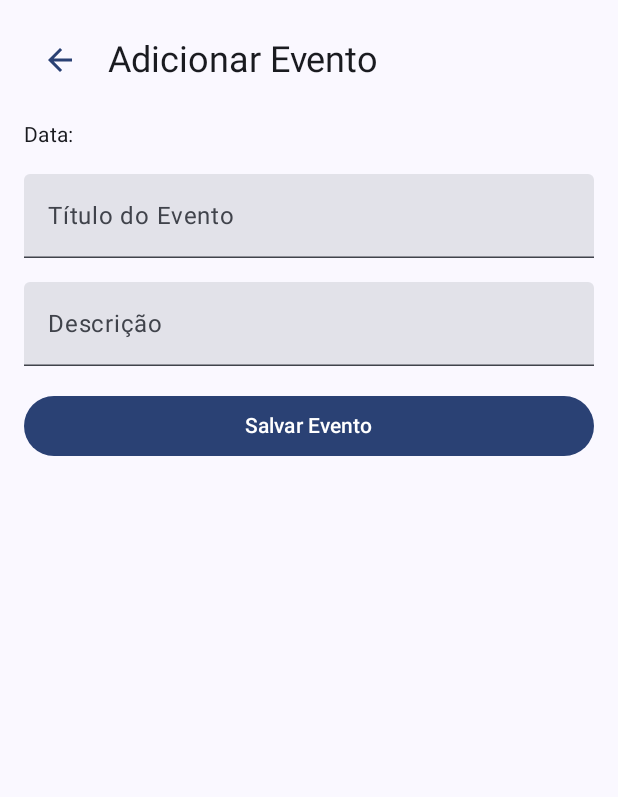
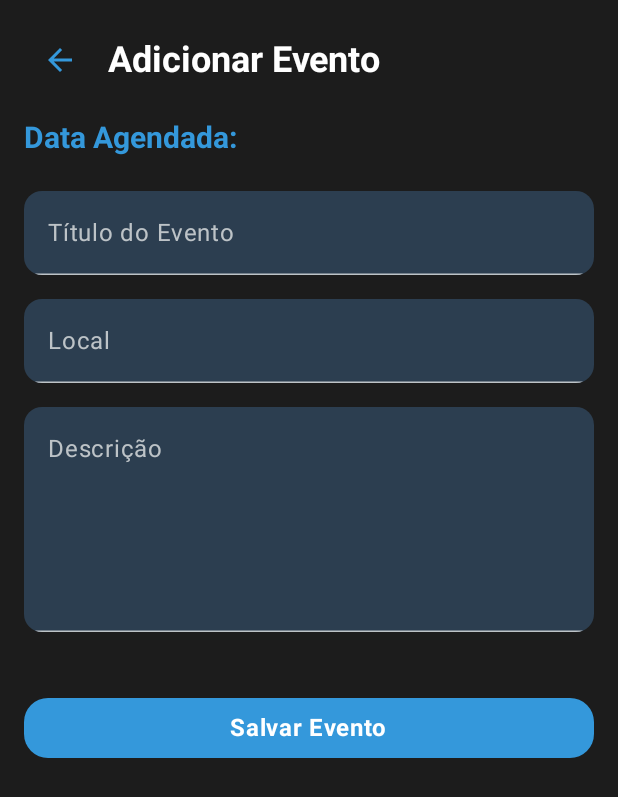
Before and after one commit to Guiiima/CalendarioAndroid, an Android app built with Jetpack Compose: the composable AddEventScreen called with empty values, on a phone screen of 412 x 824 dp. Shown: the top 797 px of the screen. Run offline under Robolectric (Android 15) with nearby library versions, the phone set to English and light mode, and no system bars.

Commit message:
Style calendario

```diff
--- a/app/src/main/java/com/example/calendarios/MainActivity.kt
+++ b/app/src/main/java/com/example/calendarios/MainActivity.kt
@@ -14,6 +14,8 @@ import androidx.compose.material.icons.Icons
 import androidx.compose.material.icons.automirrored.filled.ArrowBack
 import androidx.compose.material.icons.automirrored.filled.ArrowForward
 import androidx.compose.material.icons.filled.Add
+import androidx.compose.material.icons.filled.ArrowBack
+import androidx.compose.material.icons.filled.ArrowForward
 import androidx.compose.material3.*
 import androidx.compose.runtime.*
 import androidx.compose.ui.Alignment
@@ -81,6 +83,7 @@ fun AppNavigation() {
     }
 }
 
+
 @RequiresApi(Build.VERSION_CODES.O)
 @Composable
 fun CalendarView(navController: NavController) {
@@ -90,7 +93,11 @@ fun CalendarView(navController: NavController) {
         Month.values().map { it to currentYear }
     }
 
-    Column(modifier = Modifier.fillMaxSize()) {
+    Column(
+        modifier = Modifier
+            .fillMaxSize()
+            .background(Color(0xFF2C2C2C)) // Alteração para fundo escuro
+    ) {
         YearHeader(currentYear) { direction ->
             currentYear += if (direction == Direction.FORWARD) 1 else -1
         }
@@ -111,30 +118,38 @@ fun CalendarView(navController: NavController) {
 }
 
 
-@RequiresApi(Build.VERSION_CODES.O)
+
 @Composable
-fun YearHeader(currentYear: Int, onYearChanged: (Direction) -> Unit) {
+fun YearHeader(currentYear: Int, onDirectionChange: (Direction) -> Unit) {
     Row(
         modifier = Modifier
             .fillMaxWidth()
             .padding(16.dp)
-            .background(Color(0xFFF5F5F5), shape = RoundedCornerShape(12.dp))
-            .height(56.dp),
-        horizontalArrangement = Arrangement.SpaceBetween,
-        verticalAlignment = Alignment.CenterVertically
+            .background(Color(0xFF2C2C2C)), // Fundo escuro para o cabeçalho
+        verticalAlignment = Alignment.CenterVertically,
+        horizontalArrangement = Arrangement.Center
     ) {
-        IconButton(onClick = { onYearChanged(Direction.BACKWARD) }) {
-            Icon(imageVector = Icons.AutoMirrored.Filled.ArrowBack, contentDescription = "Voltar")
+        IconButton(onClick = { onDirectionChange(Direction.BACKWARD) }) {
+            Icon(
+                imageVector = Icons.Default.ArrowBack,
+                contentDescription = "Previous Year",
+                tint = Color.White // Setas brancas
+            )
         }
 
         Text(
             text = "$currentYear",
+            color = Color.White,
             style = MaterialTheme.typography.titleLarge,
-            color = Color(0xFF455A64)
+            modifier = Modifier.padding(horizontal = 16.dp)
         )
 
-        IconButton(onClick = { onYearChanged(Direction.FORWARD) }) {
-            Icon(imageVector = Icons.AutoMirrored.Filled.ArrowForward, contentDescription = "Avançar")
+        IconButton(onClick = { onDirectionChange(Direction.FORWARD) }) {
+            Icon(
+                imageVector = Icons.Default.ArrowForward,
+                contentDescription = "Next Year",
+                tint = Color.White // Setas brancas
+            )
         }
     }
 }
@@ -226,14 +241,22 @@ fun DaysOfMonthGrid(
 
     @Composable
     fun EventsListScreen(date: String, onAddEvent: () -> Unit, navController: NavController) {
+        // Definindo cores para o tema com tons de preto e azul claro
+        val backgroundColor = Color(0xFF1C1C1C) // Fundo preto
+        val primaryColor = Color(0xFF3498DB) // Azul claro
+        val textColor = Color.White // Cor de texto branca
+        val mutedTextColor = Color(0xFFBDC3C7) // Cor para texto mais suave
+
         Column(
-        modifier = Modifier.fillMaxSize()
+            modifier = Modifier
+                .fillMaxSize()
+                .background(backgroundColor) // Cor de fundo preta para toda a tela
         ) {
             // Barra superior com botão de voltar
             Row(
                 modifier = Modifier
                     .fillMaxWidth()
-                .background(Color(0xFFF5F5F5))
+                    .background(Color(0xFF2C3E50)) // Azul escuro para a barra superior
                     .padding(8.dp),
                 verticalAlignment = Alignment.CenterVertically
             ) {
@@ -241,14 +264,14 @@ fun EventsListScreen(date: String, onAddEvent: () -> Unit, navController: NavCon
                     Icon(
                         imageVector = Icons.AutoMirrored.Filled.ArrowBack,
                         contentDescription = "Voltar",
-                    tint = Color(0xFF455A64)
+                        tint = primaryColor // Azul claro para o ícone
                     )
                 }
                 Text(
                     text = "Eventos - $date",
-                style = MaterialTheme.typography.titleMedium,
+                    style = MaterialTheme.typography.titleMedium.copy(fontWeight = FontWeight.Bold),
                     modifier = Modifier.padding(start = 8.dp),
-                color = Color(0xFF455A64)
+                    color = textColor // Texto branco para maior contraste
                 )
             }
 
@@ -260,7 +283,7 @@ fun EventsListScreen(date: String, onAddEvent: () -> Unit, navController: NavCon
                     Text(
                         text = event,
                         modifier = Modifier.padding(16.dp),
-                    style = MaterialTheme.typography.bodyLarge
+                        style = MaterialTheme.typography.bodyLarge.copy(color = mutedTextColor) // Texto suave para os itens
                     )
                 }
             }
@@ -274,12 +297,12 @@ fun EventsListScreen(date: String, onAddEvent: () -> Unit, navController: NavCon
         ) {
             FloatingActionButton(
                 onClick = { onAddEvent() },
-                containerColor = MaterialTheme.colorScheme.primary
+                containerColor = primaryColor // Azul claro para o botão flutuante
             ) {
                 Icon(
                     imageVector = Icons.Default.Add,
                     contentDescription = "Adicionar evento",
-                    tint = Color.White
+                    tint = Color.White // Ícone branco
                 )
             }
         }
@@ -287,12 +310,20 @@ fun EventsListScreen(date: String, onAddEvent: () -> Unit, navController: NavCon
 }
 
 
-
+@OptIn(ExperimentalMaterial3Api::class)
 @Composable
 fun AddEventScreen(date: String, navController: NavController) {
+    // Definindo cores para o tema com tons de preto e azul claro
+    val backgroundColor = Color(0xFF1C1C1C) // Fundo preto
+    val fieldBackgroundColor = Color(0xFF2C3E50) // Cor de fundo do campo de texto (azul escuro)
+    val primaryColor = Color(0xFF3498DB) // Azul claro
+    val textColor = Color.White // Cor de texto branca
+    val mutedTextColor = Color(0xFFBDC3C7) // Cor para texto mais suave
+
     Column(
         modifier = Modifier
             .fillMaxSize()
+            .background(backgroundColor) // Cor de fundo preta para toda a tela
             .padding(16.dp)
     ) {
         // Barra superior com botão de voltar
@@ -306,50 +337,116 @@ fun AddEventScreen(date: String, navController: NavController) {
                 Icon(
                     imageVector = Icons.AutoMirrored.Filled.ArrowBack,
                     contentDescription = "Voltar",
-                    tint = MaterialTheme.colorScheme.primary
+                    tint = primaryColor
                 )
             }
             Text(
                 text = "Adicionar Evento",
-                style = MaterialTheme.typography.headlineSmall,
-                color = MaterialTheme.colorScheme.onSurface,
+                style = MaterialTheme.typography.headlineSmall.copy(fontWeight = FontWeight.Bold),
+                color = textColor,
                 modifier = Modifier.padding(start = 8.dp)
             )
         }
 
-        // Formulário para adicionar eventos
+        // Exibindo a data de forma mais destacada e bonita
         Text(
-            text = "Data: $date",
-            style = MaterialTheme.typography.bodyMedium,
-            modifier = Modifier.padding(bottom = 16.dp)
+            text = "Data Agendada: $date",
+            style = androidx.compose.ui.text.TextStyle(
+                fontWeight = FontWeight.Bold,
+                fontSize = 20.sp,
+                color = primaryColor
+            ),
+            modifier = Modifier.padding(bottom = 24.dp)
         )
 
-        // Campos do formulário (Exemplo simples)
+        // Campo Título
+        var title by remember { mutableStateOf("") }
         TextField(
-            value = "",
-            onValueChange = { /* Atualize o valor do campo */ },
-            label = { Text("Título do Evento") },
-            modifier = Modifier.fillMaxWidth().padding(bottom = 16.dp)
+            value = title,
+            onValueChange = { title = it },
+            label = { Text("Título do Evento", color = mutedTextColor) },
+            modifier = Modifier
+                .fillMaxWidth()
+                .padding(bottom = 16.dp),
+            colors = TextFieldDefaults.colors(
+                focusedContainerColor = fieldBackgroundColor, // Cor de fundo quando em foco
+                unfocusedContainerColor = fieldBackgroundColor, // Cor de fundo quando não está em foco
+                disabledContainerColor = fieldBackgroundColor, // Cor de fundo quando desabilitado
+                focusedIndicatorColor = primaryColor, // Cor do indicador de foco
+                unfocusedIndicatorColor = mutedTextColor, // Cor do indicador sem foco
+                focusedLabelColor = primaryColor, // Cor do rótulo quando em foco
+                unfocusedLabelColor = mutedTextColor // Cor do rótulo sem foco
+            ),
+            shape = MaterialTheme.shapes.medium
         )
+
+        // Campo Local
+        var location by remember { mutableStateOf("") }
         TextField(
-            value = "",
-            onValueChange = { /* Atualize o valor do campo */ },
-            label = { Text("Descrição") },
-            modifier = Modifier.fillMaxWidth().padding(bottom = 16.dp)
+            value = location,
+            onValueChange = { location = it },
+            label = { Text("Local", color = mutedTextColor) },
+            modifier = Modifier
+                .fillMaxWidth()
+                .padding(bottom = 16.dp),
+            colors = TextFieldDefaults.colors(
+                focusedContainerColor = fieldBackgroundColor,
+                unfocusedContainerColor = fieldBackgroundColor,
+                disabledContainerColor = fieldBackgroundColor,
+                focusedIndicatorColor = primaryColor,
+                unfocusedIndicatorColor = mutedTextColor,
+                focusedLabelColor = primaryColor,
+                unfocusedLabelColor = mutedTextColor
+            ),
+            shape = MaterialTheme.shapes.medium
+        )
+
+        // Campo Descrição
+        var description by remember { mutableStateOf("") }
+        TextField(
+            value = description,
+            onValueChange = { description = it },
+            label = { Text("Descrição", color = mutedTextColor) },
+            modifier = Modifier
+                .fillMaxWidth()
+                .padding(bottom = 24.dp)
+                .height(150.dp), // Deixa o campo de descrição maior
+            maxLines = 5,
+            colors = TextFieldDefaults.colors(
+                focusedContainerColor = fieldBackgroundColor,
+                unfocusedContainerColor = fieldBackgroundColor,
+                disabledContainerColor = fieldBackgroundColor,
+                focusedIndicatorColor = primaryColor,
+                unfocusedIndicatorColor = mutedTextColor,
+                focusedLabelColor = primaryColor,
+                unfocusedLabelColor = mutedTextColor
+            ),
+            shape = MaterialTheme.shapes.medium
         )
 
         // Botão para salvar o evento
         Button(
             onClick = {
                 // Lógica para salvar o evento
+                // Pode adicionar lógica para salvar os dados aqui
+
                 navController.popBackStack() // Volta para a tela de eventos
             },
-            modifier = Modifier.fillMaxWidth()
+            modifier = Modifier
+                .fillMaxWidth()
+                .padding(top = 16.dp),
+            colors = ButtonDefaults.buttonColors(
+                containerColor = primaryColor
+            ),
+            shape = MaterialTheme.shapes.large
         ) {
-            Text("Salvar Evento")
+            Text("Salvar Evento", color = Color.White, style = MaterialTheme.typography.bodyLarge.copy(fontWeight = FontWeight.Bold))
         }
     }
 }
+
+
+
 
 
 
```
Lines whose indentation alone changed are shown as unchanged.
